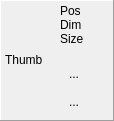
frispete/mp3diags, file src/ImageInfoPanel.ui: the form before one commit.
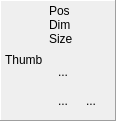
The form after the commit. Icons and pictures are not drawn.

Commit message: 0.99.05.029 - improved paste in tag editor (it is possible to paste to multiple cells or to paste file names copied from file browsers) - configurable max image size - button to remove image files - fixed loading images from current dir - fixed a bug in tag editor patterns that prevented patterns ending with a static text from working - Windows only: fixed pasting image file that was copied from Windows Explorer

What changed in the file:
```diff
--- a/src/ImageInfoPanel.ui
+++ b/src/ImageInfoPanel.ui
@@ -5,7 +5,7 @@
    <rect>
     <x>0</x>
     <y>0</y>
-    <width>114</width>
+    <width>116</width>
     <height>121</height>
    </rect>
   </property>
@@ -134,6 +134,30 @@
        </widget>
       </item>
       <item>
+       <widget class="QWidget" native="1" name="widget" >
+        <property name="minimumSize" >
+         <size>
+          <width>0</width>
+          <height>30</height>
+         </size>
+        </property>
+        <layout class="QHBoxLayout" >
+         <property name="spacing" >
+          <number>0</number>
+         </property>
+         <property name="leftMargin" >
+          <number>0</number>
+         </property>
+         <property name="topMargin" >
+          <number>0</number>
+         </property>
+         <property name="rightMargin" >
+          <number>0</number>
+         </property>
+         <property name="bottomMargin" >
+          <number>0</number>
+         </property>
+         <item>
        <widget class="QToolButton" name="m_pAssignB" >
         <property name="minimumSize" >
          <size>
@@ -165,6 +189,59 @@
         <property name="autoRaise" >
          <bool>true</bool>
         </property>
+          </widget>
+         </item>
+         <item>
+          <widget class="QToolButton" name="m_pEraseB" >
+           <property name="minimumSize" >
+            <size>
+             <width>28</width>
+             <height>28</height>
+            </size>
+           </property>
+           <property name="maximumSize" >
+            <size>
+             <width>28</width>
+             <height>28</height>
+            </size>
+           </property>
+           <property name="toolTip" >
+            <string>Erase local file</string>
+           </property>
+           <property name="text" >
+            <string>...</string>
+           </property>
+           <property name="icon" >
+            <iconset resource="Mp3Diags.qrc" >:/images/remove_file.png</iconset>
+           </property>
+           <property name="iconSize" >
+            <size>
+             <width>22</width>
+             <height>22</height>
+            </size>
+           </property>
+           <property name="autoRaise" >
+            <bool>true</bool>
+           </property>
+          </widget>
+         </item>
+         <item>
+          <spacer>
+           <property name="orientation" >
+            <enum>Qt::Horizontal</enum>
+           </property>
+           <property name="sizeType" >
+            <enum>QSizePolicy::MinimumExpanding</enum>
+           </property>
+           <property name="sizeHint" >
+            <size>
+             <width>1</width>
+             <height>20</height>
+            </size>
+           </property>
+          </spacer>
+         </item>
+        </layout>
        </widget>
       </item>
      </layout>
```
Lines whose indentation alone changed are shown as unchanged. The commit also changes 34 other files.
